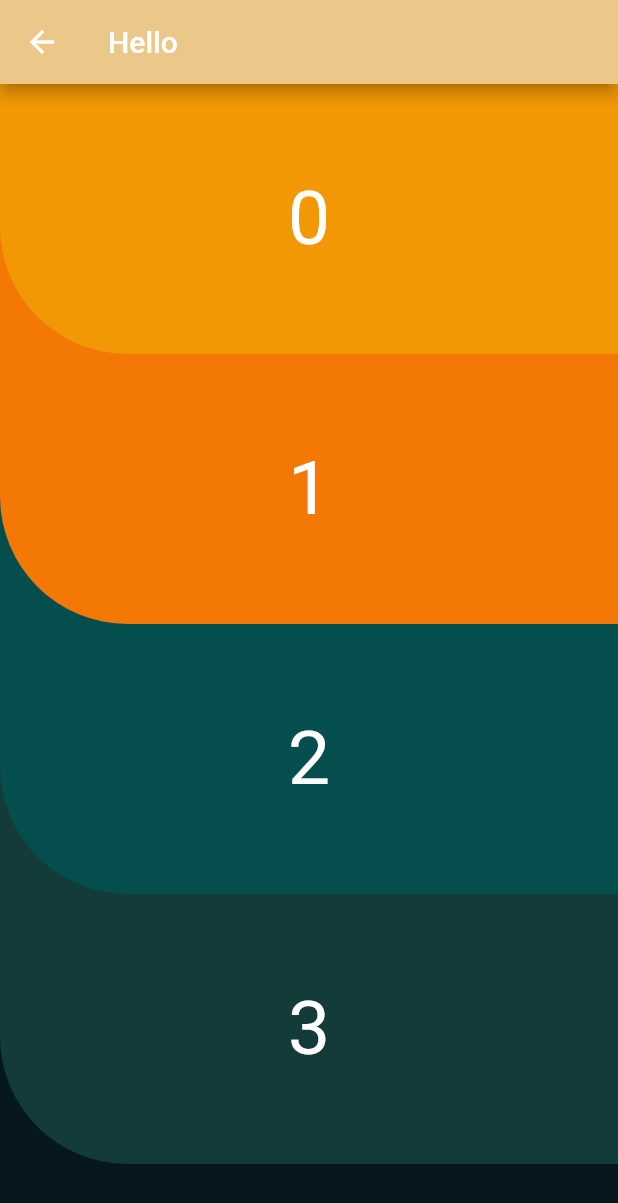
After one commit to devballet/flutter_cookbook, a Flutter app: the roundListView screen opened by its route, on a phone screen of 412 x 824 dp. The commit adds this screen. Shown: the top 1203 px of the screen. Run offline on Flutter 3.47's test engine with Material 2 defaults, Android fonts, the phone set to English and light mode, and no system bars; missing offline and left inert: random_color.

Commit message:
round ListView Sample

```diff
--- a/lib/datas/data.dart
+++ b/lib/datas/data.dart
@@ -21,6 +21,7 @@ List<data> getExampleList() {
       .add(new data(5, 'randomColorARGB', 'randomColorARGB', 'gridview'));
   exampleList.add(new data(
       6, 'randomColorWithDependency', 'randomColorDependency', 'gridView'));
+  exampleList.add(new data(7, 'roundListView', 'roundListView', 'listview'));
 
   return exampleList;
 }
--- /dev/null
+++ b/lib/examples/roundListView.dart
@@ -0,0 +1,50 @@
+import 'package:flutter/material.dart';
+
+List<Color> themeColors = [
+  Color(0xfff39805),
+  Color(0xfff37806),
+  Color(0xff044f4d),
+  Color(0xff123b3a),
+];
+
+class roundListView extends StatelessWidget {
+  const roundListView({Key key}) : super(key: key);
+
+  @override
+  Widget build(BuildContext context) {
+    return Scaffold(
+      backgroundColor: Color(0xff06171e),
+      appBar: AppBar(
+        title: Text("Hello"),
+        backgroundColor: Color(0xffecc78a),
+      ),
+      body: ListView.builder(
+        itemCount: themeColors.length,
+        itemBuilder: (context, index) {
+          return Container(
+            // This is the back container which will show next cell colour on the rounded edge
+            color: index + 1 < themeColors.length
+                ? themeColors[index +
+                    1] // get next row background as back container background
+                : Colors
+                    .transparent, // Otherwise keep it transparent to prevent out of bounds error
+            child: Container(
+              height: 180,
+              decoration: new BoxDecoration(
+                borderRadius:
+                    BorderRadius.only(bottomLeft: Radius.circular(85.0)),
+                color: themeColors[index],
+              ),
+              child: Center(
+                child: Text(
+                  index.toString(),
+                  style: TextStyle(color: Colors.white, fontSize: 50),
+                ),
+              ),
+            ),
+          );
+        },
+      ),
+    );
+  }
+}
--- a/lib/start.dart
+++ b/lib/start.dart
@@ -1,5 +1,6 @@
 import 'package:flutter/material.dart';
 import 'package:flutter_example/examples/randomColorDependency.dart';
+import 'package:flutter_example/examples/roundListView.dart';
 import 'datas/data.dart';
 import 'examples/randomColorPrimaries.dart';
 import 'examples/reorderlistview.dart';
@@ -19,6 +20,7 @@ void main() {
       '/randomColorPrimaries': (context) => randomColorPrimaries(),
       '/randomColorARGB': (context) => randomColorARGB(),
       '/randomColorDependency': (context) => randomColorDependency(),
+      '/roundListView': (context) => roundListView()
     },
   ));
 }
```
